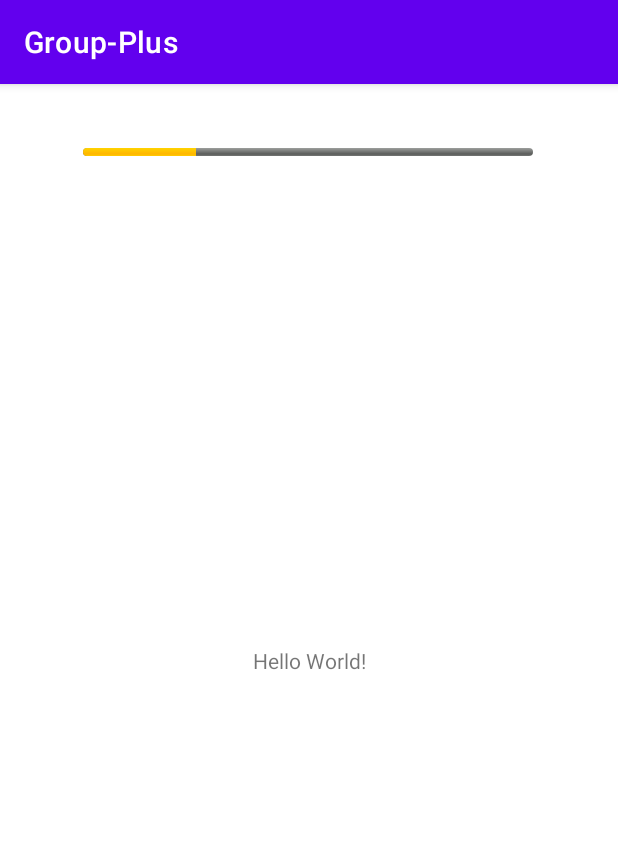
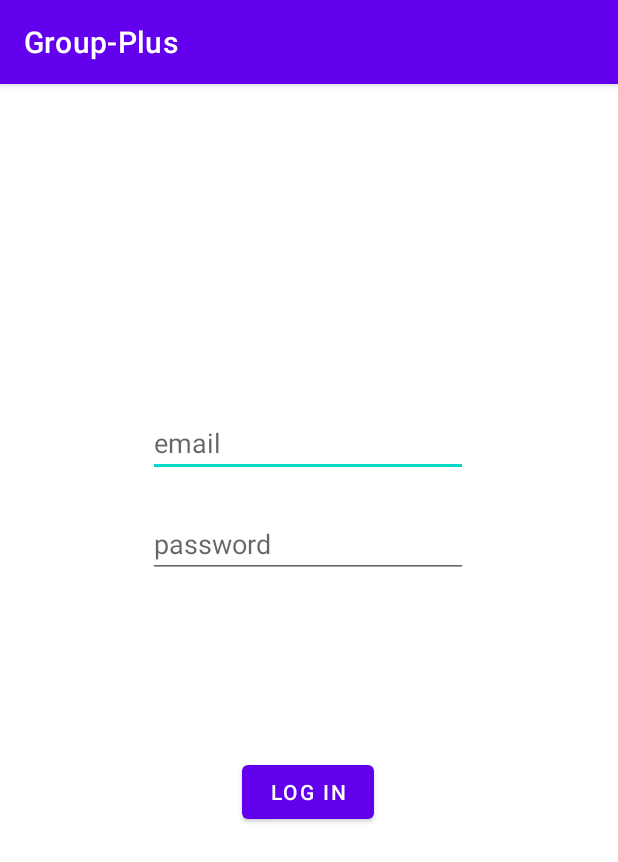
Before and after one commit to AW0723/Group-Plus, an Android app: the screen it shows after launch (MainActivity before the commit, LoginActivity after it), on a phone screen of 412 x 824 dp. Shown: the top 862 px of the screen. Run offline under Robolectric (Android 15) with nearby library versions, the phone set to English and light mode, and no system bars; our stand-ins replace Firebase (no records; nobody signed in at launch, a user with empty details on screens opened directly).

Commit message:
Added Firebase, LoginActivity and GroupActivity.

```diff
--- a/app/src/main/AndroidManifest.xml
+++ b/app/src/main/AndroidManifest.xml
@@ -10,6 +10,12 @@
         android:supportsRtl="true"
         android:theme="@style/Theme.GroupPlus">
         <activity
+            android:name=".GroupActivity"
+            android:exported="false" />
+        <activity
+            android:name=".LoginActivity"
+            android:exported="false" />
+        <activity
             android:name=".MainActivity"
             android:exported="true">
             <intent-filter>
--- /dev/null
+++ b/app/src/main/java/com/example/group_plus/LoginActivity.java
@@ -0,0 +1,52 @@
+package com.example.group_plus;
+
+import androidx.appcompat.app.AppCompatActivity;
+
+import android.os.Bundle;
+import android.view.View;
+import android.widget.TextView;
+
+import com.google.firebase.auth.FirebaseAuth;
+
+import org.w3c.dom.Text;
+
+public class LoginActivity extends AppCompatActivity {
+    private TextView userEmail;
+    private TextView userPassword;
+    private FirebaseAuth mAuth;
+
+    @Override
+    protected void onCreate(Bundle savedInstanceState) {
+        super.onCreate(savedInstanceState);
+        setContentView(R.layout.activity_login);
+
+        //set login info from view
+        userEmail = findViewById(R.id.userEmail);
+        userPassword = findViewById(R.id.userPassword);
+
+        // Initialize Firebase Auth
+        mAuth = FirebaseAuth.getInstance();
+    }
+
+    public void logInClicked(View view) {
+//        String email = userEmail.
+//        mAuth.signInWithEmailAndPassword(email, password)
+//                .addOnCompleteListener(this, new OnCompleteListener<AuthResult>() {
+//                    @Override
+//                    public void onComplete(@NonNull Task<AuthResult> task) {
+//                        if (task.isSuccessful()) {
+//                            // Sign in success, update UI with the signed-in user's information
+//                            Log.d(TAG, "signInWithEmail:success");
+//                            FirebaseUser user = mAuth.getCurrentUser();
+//                            updateUI(user);
+//                        } else {
+//                            // If sign in fails, display a message to the user.
+//                            Log.w(TAG, "signInWithEmail:failure", task.getException());
+//                            Toast.makeText(EmailPasswordActivity.this, "Authentication failed.",
+//                                    Toast.LENGTH_SHORT).show();
+//                            updateUI(null);
+//                        }
+//                    }
+//                });
+    }
+}
--- a/app/src/main/java/com/example/group_plus/MainActivity.java
+++ b/app/src/main/java/com/example/group_plus/MainActivity.java
@@ -2,13 +2,40 @@ package com.example.group_plus;
 
 import androidx.appcompat.app.AppCompatActivity;
 
+import android.content.Intent;
 import android.os.Bundle;
+import android.util.Log;
+
+import com.google.firebase.auth.FirebaseAuth;
+import com.google.firebase.auth.FirebaseUser;
+import com.google.firebase.database.DatabaseReference;
+import com.google.firebase.database.FirebaseDatabase;
 
 public class MainActivity extends AppCompatActivity {
+    private final String TAG = "Main activity";
+    private FirebaseAuth mAuth;
 
     @Override
     protected void onCreate(Bundle savedInstanceState) {
         super.onCreate(savedInstanceState);
         setContentView(R.layout.activity_main);
+
+        // Initialize Firebase Auth
+        mAuth = FirebaseAuth.getInstance();
+    }
+
+    @Override
+    public void onStart() {
+        super.onStart();
+        // Check if user is signed in (non-null) and update UI accordingly.
+        FirebaseUser currentUser = mAuth.getCurrentUser();
+        if(currentUser != null){
+            currentUser.reload();
+            Log.d(TAG, "User logged in");
+        } else {
+            Log.d(TAG, "User not logged in");
+            Intent intent = new Intent(this, LoginActivity.class);
+            this.startActivity(intent);
+        }
     }
 }
--- /dev/null
+++ b/app/src/main/res/layout/activity_login.xml
@@ -0,0 +1,49 @@
+<?xml version="1.0" encoding="utf-8"?>
+<androidx.constraintlayout.widget.ConstraintLayout xmlns:android="http://schemas.android.com/apk/res/android"
+    xmlns:app="http://schemas.android.com/apk/res-auto"
+    xmlns:tools="http://schemas.android.com/tools"
+    android:layout_width="match_parent"
+    android:layout_height="match_parent"
+    tools:context=".LoginActivity">
+
+    <EditText
+        android:id="@+id/userEmail"
+        android:layout_width="wrap_content"
+        android:layout_height="wrap_content"
+        android:ems="10"
+        android:hint="email"
+        android:inputType="textEmailAddress"
+        app:layout_constraintBottom_toBottomOf="parent"
+        app:layout_constraintHorizontal_bias="0.497"
+        app:layout_constraintLeft_toLeftOf="parent"
+        app:layout_constraintRight_toRightOf="parent"
+        app:layout_constraintTop_toTopOf="parent"
+        app:layout_constraintVertical_bias="0.30" />
+
+    <EditText
+        android:id="@+id/userPassword"
+        android:layout_width="wrap_content"
+        android:layout_height="wrap_content"
+        android:ems="10"
+        android:hint="password"
+        android:inputType="textPassword"
+        app:layout_constraintBottom_toBottomOf="parent"
+        app:layout_constraintHorizontal_bias="0.497"
+        app:layout_constraintLeft_toLeftOf="parent"
+        app:layout_constraintRight_toRightOf="parent"
+        app:layout_constraintTop_toBottomOf="@+id/userEmail"
+        app:layout_constraintVertical_bias="0.048" />
+
+    <Button
+        android:id="@+id/loginButton"
+        android:layout_width="wrap_content"
+        android:layout_height="wrap_content"
+        android:text="Log in"
+        android:onClick="logInClicked"
+        app:layout_constraintBottom_toBottomOf="parent"
+        app:layout_constraintHorizontal_bias="0.498"
+        app:layout_constraintLeft_toLeftOf="parent"
+        app:layout_constraintRight_toRightOf="parent"
+        app:layout_constraintTop_toTopOf="parent"
+        app:layout_constraintVertical_bias="0.622" />
+</androidx.constraintlayout.widget.ConstraintLayout>
--- a/app/src/main/res/layout/activity_main.xml
+++ b/app/src/main/res/layout/activity_main.xml
@@ -15,17 +15,4 @@
         app:layout_constraintRight_toRightOf="parent"
         app:layout_constraintTop_toTopOf="parent" />
 
-    <ProgressBar
-        android:id="@+id/determinateBar"
-        style="@android:style/Widget.ProgressBar.Horizontal"
-        android:layout_width="300dp"
-        android:layout_height="5dp"
-        android:progress="25"
-        app:layout_constraintBottom_toBottomOf="parent"
-        app:layout_constraintHorizontal_bias="0.495"
-        app:layout_constraintLeft_toLeftOf="parent"
-        app:layout_constraintRight_toRightOf="parent"
-        app:layout_constraintTop_toTopOf="parent"
-        app:layout_constraintVertical_bias="0.056" />
-
 </androidx.constraintlayout.widget.ConstraintLayout>
--- a/build.gradle
+++ b/build.gradle
@@ -6,6 +6,7 @@ buildscript {
     }
     dependencies {
         classpath "com.android.tools.build:gradle:7.0.4"
+        classpath 'com.google.gms:google-services:4.3.10'
 
         // NOTE: Do not place your application dependencies here; they belong
         // in the individual module build.gradle files
```
Also changed, not shown: app/build.gradle (+7 -0 lines), app/src/main/java/com/example/group_plus/GroupActivity.java (added, +14 -0 lines), app/src/main/res/layout/activity_group.xml (added, +36 -0 lines).
